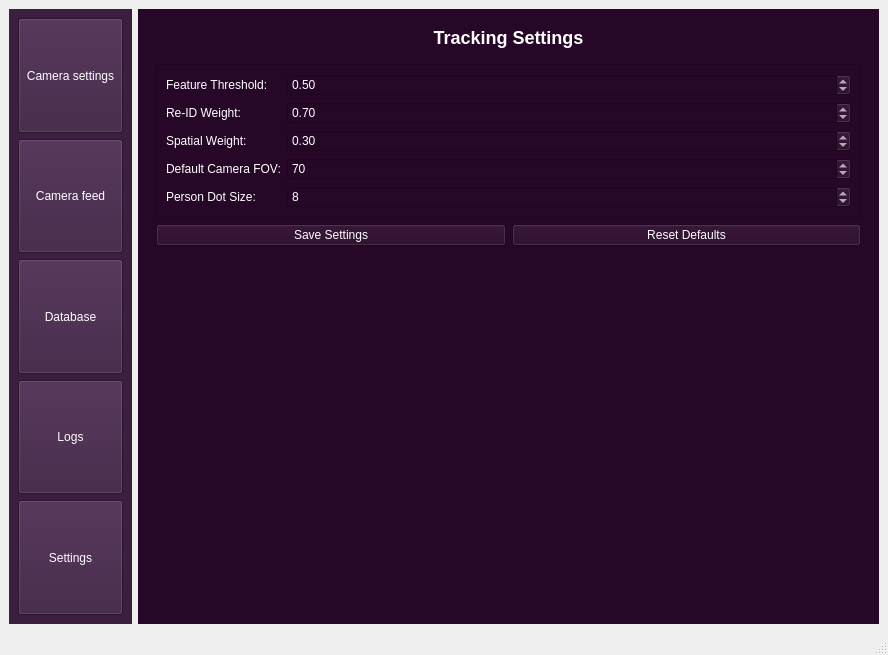
Above: UIs/main.ui from Sahasvinandith/ObserveAI_main before the change. Below: the same form after it.
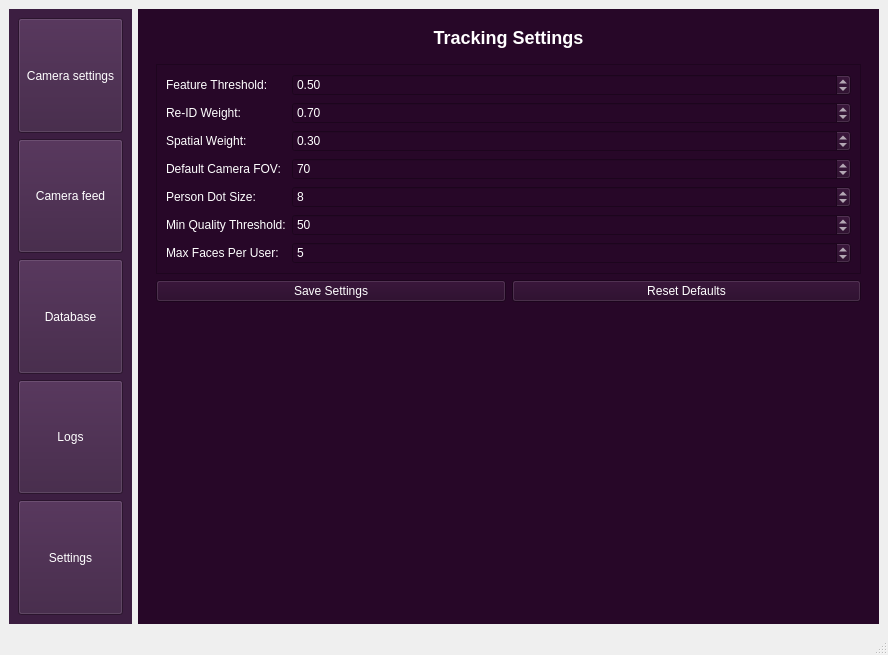
That is the form after the change. The open tabs and pages were chosen to show the change.

The edit to the form file:
```diff
--- a/UIs/main.ui
+++ b/UIs/main.ui
@@ -458,6 +458,46 @@
                 </property>
                </widget>
               </item>
+              <item row="5" column="0">
+               <widget class="QLabel" name="min_quality_label">
+                <property name="text">
+                 <string>Min Quality Threshold:</string>
+                </property>
+               </widget>
+              </item>
+              <item row="5" column="1">
+               <widget class="QSpinBox" name="min_quality_spinbox">
+                <property name="minimum">
+                 <number>10</number>
+                </property>
+                <property name="maximum">
+                 <number>200</number>
+                </property>
+                <property name="value">
+                 <number>50</number>
+                </property>
+               </widget>
+              </item>
+              <item row="6" column="0">
+               <widget class="QLabel" name="max_faces_label">
+                <property name="text">
+                 <string>Max Faces Per User:</string>
+                </property>
+               </widget>
+              </item>
+              <item row="6" column="1">
+               <widget class="QSpinBox" name="max_faces_spinbox">
+                <property name="minimum">
+                 <number>1</number>
+                </property>
+                <property name="maximum">
+                 <number>20</number>
+                </property>
+                <property name="value">
+                 <number>5</number>
+                </property>
+               </widget>
+              </item>
              </layout>
             </widget>
            </item>
```
